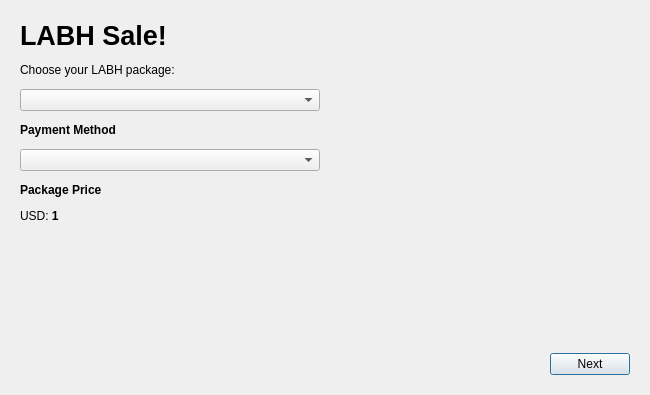
Qt form src/qt/forms/buypage.ui (labhcoin/labh) before a commit.
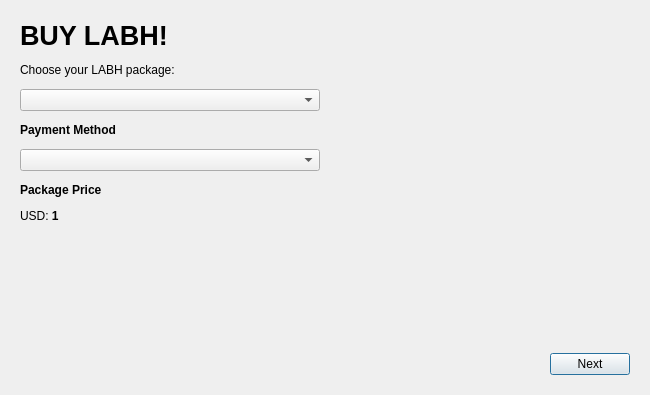
The same form after that commit. Icons and pictures are not drawn. Custom widgets are drawn as their Qt base class.

Commit message: Rename LABH button

```diff
--- a/src/qt/forms/buypage.ui
+++ b/src/qt/forms/buypage.ui
@@ -48,7 +48,7 @@
             </font>
            </property>
            <property name="text">
-            <string>LABH Sale!</string>
+            <string>BUY LABH!</string>
            </property>
            <property name="textInteractionFlags">
             <set>Qt::NoTextInteraction</set>
```
Left out of the diff: 6 changed lines with no effect on the pictures. The commit also changes 2 other files.
